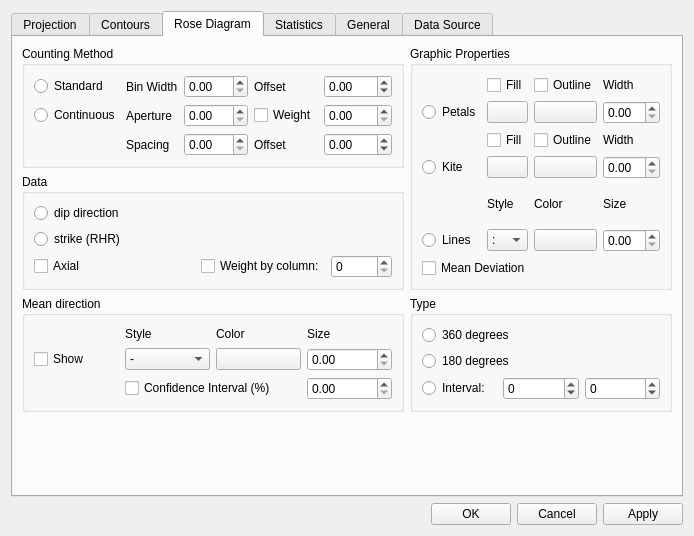
This is ui_files/plane_properties.ui in spamlab-iee/os as Qt 5 draws it before an edit. The edited form follows.
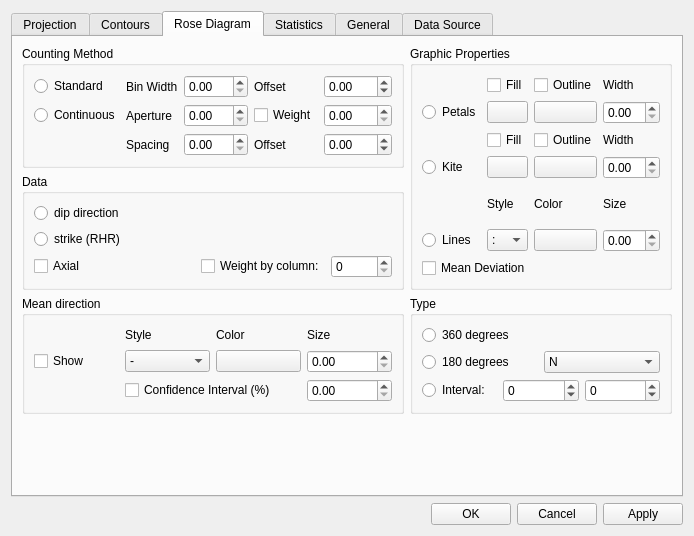
This is the edited form. The open tabs and pages were chosen to show the change.

Commit message: fixed rose diagram [build]

```diff
--- a/ui_files/plane_properties.ui
+++ b/ui_files/plane_properties.ui
@@ -6,7 +6,7 @@
    <rect>
     <x>0</x>
     <y>0</y>
-    <width>620</width>
+    <width>632</width>
     <height>502</height>
    </rect>
   </property>
@@ -1791,6 +1791,8 @@
              </widget>
             </item>
             <item>
+             <layout class="QHBoxLayout" name="horizontalLayout_13">
+              <item>
              <widget class="QRadioButton" name="prop_rose_check_180d">
               <property name="text">
                <string>180 degrees</string>
@@ -1798,6 +1800,22 @@
              </widget>
             </item>
             <item>
+               <widget class="QComboBox" name="prop_rose_180half">
+                <item>
+                 <property name="text">
+                  <string>N</string>
+                 </property>
+                </item>
+                <item>
+                 <property name="text">
+                  <string>S</string>
+                 </property>
+                </item>
+               </widget>
+              </item>
+             </layout>
+            </item>
+            <item>
              <layout class="QHBoxLayout" name="horizontalLayout_9">
               <item>
                <widget class="QRadioButton" name="prop_rose_check_interval">
```
Left out of the diff: 3 changed lines with no effect on the pictures. Lines whose indentation alone changed are shown as unchanged. The commit also changes 7 other files.
